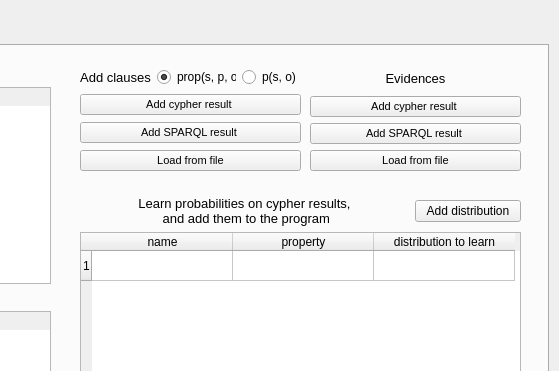
Qt form resources/GUI.ui (pasqualedem/Graph-DB-Problog-Linker) before a commit; both pictures show x 332 to 891 and y 0 to 371 of the 891 by 900 pixel window.
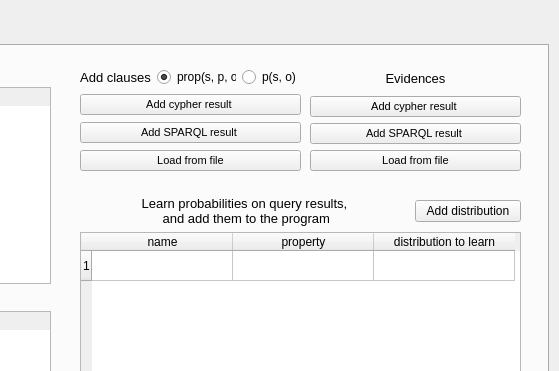
The same form after that commit. The open tabs and pages were chosen to show the change. Icons and pictures are not drawn.

Patch:
```diff
--- a/resources/GUI.ui
+++ b/resources/GUI.ui
@@ -910,7 +910,7 @@
           </font>
          </property>
          <property name="text">
-          <string>Learn probabilities on cypher results,
+          <string>Learn probabilities on query results,
  and add them to the program</string>
          </property>
          <property name="alignment">
```
Left out of the diff: 2 changed lines with no effect on the pictures.
